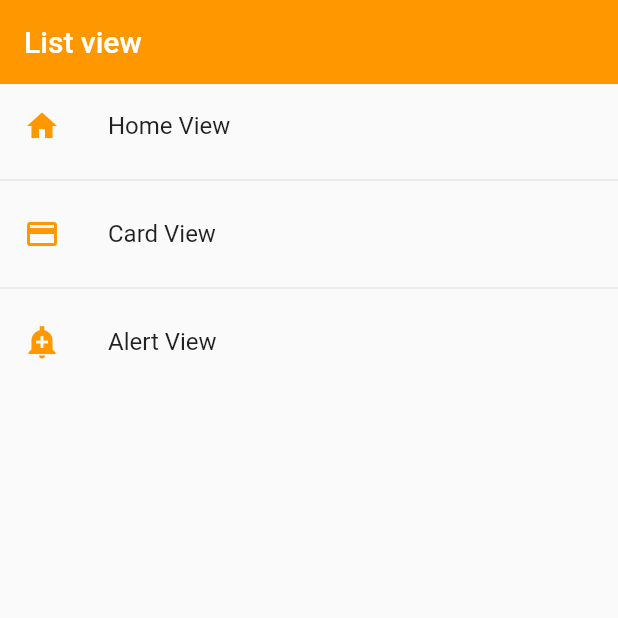
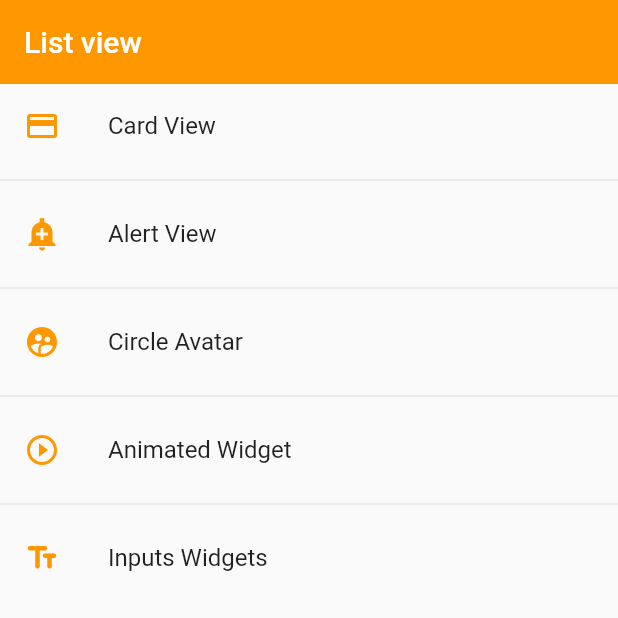
Before and after one commit to MateoDev97/ComponentsAppFlutter, a Flutter app: the screen it shows after launch, on a phone screen of 412 x 824 dp, the top half of it. Run offline on Flutter 3.47's test engine with Material 2 defaults, Android fonts, the phone set to English and light mode, and no system bars.

Commit message:
Form widget added

```diff
--- a/lib/main.dart
+++ b/lib/main.dart
@@ -1,6 +1,7 @@
 import 'package:flutter/material.dart';
 import 'package:flutter_components/router/app_router.dart';
 import 'package:flutter_components/theme/app_theme.dart';
+
 void main() => runApp(const MyApp());
 
 class MyApp extends StatelessWidget {
--- a/lib/router/app_router.dart
+++ b/lib/router/app_router.dart
@@ -1,23 +1,44 @@
 import 'package:flutter/material.dart';
 import 'package:flutter_components/models/models.dart';
-
-
-import 'package:flutter_components/views/alert_view.dart';
-import 'package:flutter_components/views/card_view.dart';
-import 'package:flutter_components/views/home_list_view.dart';
-
+import 'package:flutter_components/views/views.dart';
 
 class AppRoutes {
   static const initialRoute = 'homeListView';
 
   static final menuOptions = <MenuOption>[
-    MenuOption(route: 'homeListView', title: 'Home View', view: const HomeListView(), icon: Icons.home),
-    MenuOption(route: 'cardView', title: 'Card View', view: const CardView(), icon: Icons.credit_card),
-    MenuOption(route: 'alertView', title: 'Alert View', view: const AlertView(), icon: Icons.add_alert_sharp)
+    MenuOption(
+        route: 'cardView',
+        title: 'Card View',
+        view: const CardView(),
+        icon: Icons.credit_card),
+    MenuOption(
+        route: 'alertView',
+        title: 'Alert View',
+        view: const AlertView(),
+        icon: Icons.add_alert_sharp),
+    MenuOption(
+        route: 'avatarView',
+        title: 'Circle Avatar',
+        view: const AvatarView(),
+        icon: Icons.supervised_user_circle_sharp),
+    MenuOption(
+        route: 'animatedView',
+        title: 'Animated Widget',
+        view: const AnimatedView(),
+        icon: Icons.play_circle_outline),
+    MenuOption(
+        route: 'inputsView',
+        title: 'Inputs Widgets',
+        view: const InputsView(),
+        icon: Icons.text_fields_rounded),
   ];
 
   static Map<String, Widget Function(BuildContext)> getAppRoutes() {
     Map<String, Widget Function(BuildContext)> appRoutes = {};
+
+    appRoutes.addAll(
+        {'homeListView': (BuildContext context) => const HomeListView()});
+
     for (final option in menuOptions) {
       appRoutes.addAll({option.route: (BuildContext context) => option.view});
     }
--- a/lib/theme/app_theme.dart
+++ b/lib/theme/app_theme.dart
@@ -1,13 +1,12 @@
 import 'package:flutter/material.dart';
 
 class AppTheme {
-  static const Color primaryColor = Colors.orange;
+  static const MaterialColor primaryColor = Colors.orange;
 
   static final ThemeData lightTheme = ThemeData.light().copyWith(
     primaryColor: primaryColor,
 
     //AppBar Theme
-
     appBarTheme: const AppBarTheme(color: primaryColor, elevation: 0),
 
     //TextButton Theme
@@ -23,5 +22,32 @@ class AppTheme {
       style: ElevatedButton.styleFrom(
         backgroundColor: primaryColor,
         shape: const StadiumBorder(),
-              elevation: 5)));
+        elevation: 5,
+      ),
+    ),
+
+    //Input Decoration Theme
+    inputDecorationTheme: const InputDecorationTheme(
+        floatingLabelStyle: TextStyle(color: primaryColor),
+        enabledBorder: OutlineInputBorder(
+          borderRadius: BorderRadius.only(
+            bottomLeft: Radius.circular(10),
+            topRight: Radius.circular(10),
+          ),
+        ),
+        focusedBorder: OutlineInputBorder(
+          borderSide: BorderSide(color: primaryColor),
+          borderRadius: BorderRadius.only(
+            bottomLeft: Radius.circular(10),
+            topRight: Radius.circular(10),
+          ),
+        ),
+        border: OutlineInputBorder(
+          borderRadius: BorderRadius.only(
+            bottomLeft: Radius.circular(10),
+            topRight: Radius.circular(10),
+          ),
+        ),
+        errorStyle: TextStyle(color: Colors.red)),
+  );
 }
--- a/lib/views/views.dart
+++ b/lib/views/views.dart
@@ -0,0 +1,6 @@
+export 'package:flutter_components/views/animated_view.dart';
+export 'package:flutter_components/views/alert_view.dart';
+export 'package:flutter_components/views/avatar_view.dart';
+export 'package:flutter_components/views/card_view.dart';
+export 'package:flutter_components/views/home_list_view.dart';
+export 'package:flutter_components/views/inputs_view.dart';
--- a/lib/widgets/widgets.dart
+++ b/lib/widgets/widgets.dart
@@ -1,3 +1,3 @@
-
+export 'package:flutter_components/widgets/custom_input.dart';
 export 'package:flutter_components/widgets/custom_card.dart';
 export 'package:flutter_components/widgets/custom_card_image.dart';
```
Also changed, not shown: lib/views/alert_view.dart (+29 -1 lines), lib/views/animated_view.dart (added, +50 -0 lines), lib/views/avatar_view.dart (added, +33 -0 lines), lib/views/inputs_view.dart (added, +98 -0 lines), lib/widgets/custom_input.dart (added, +53 -0 lines). Lines whose indentation alone changed are shown as unchanged.
